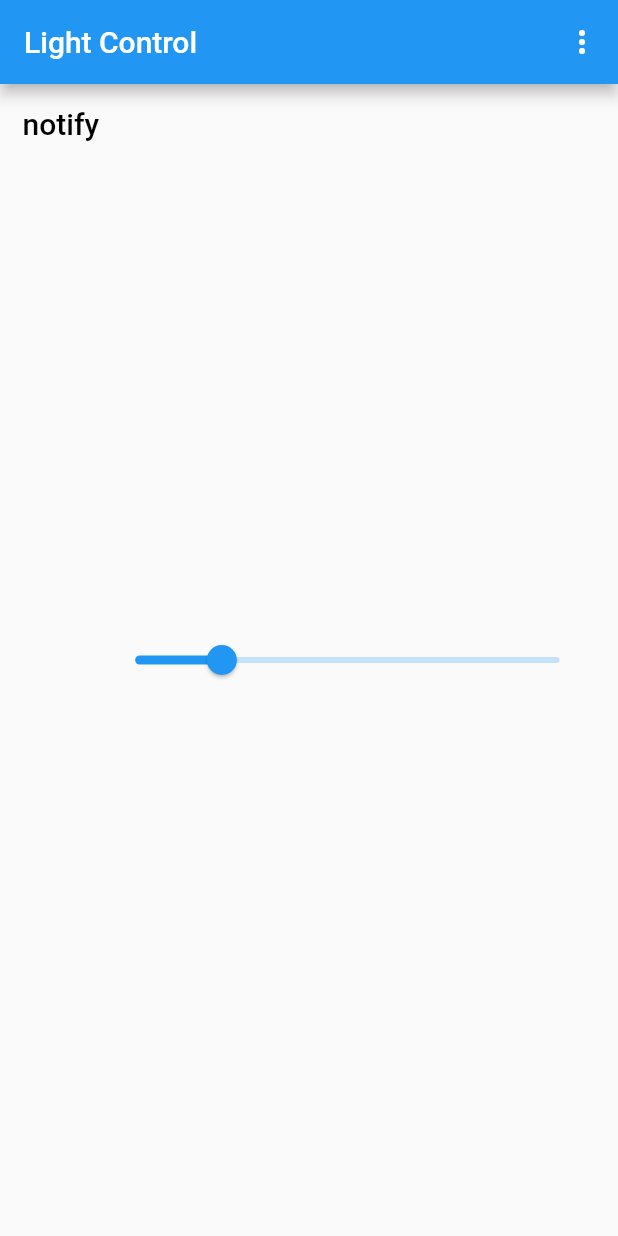
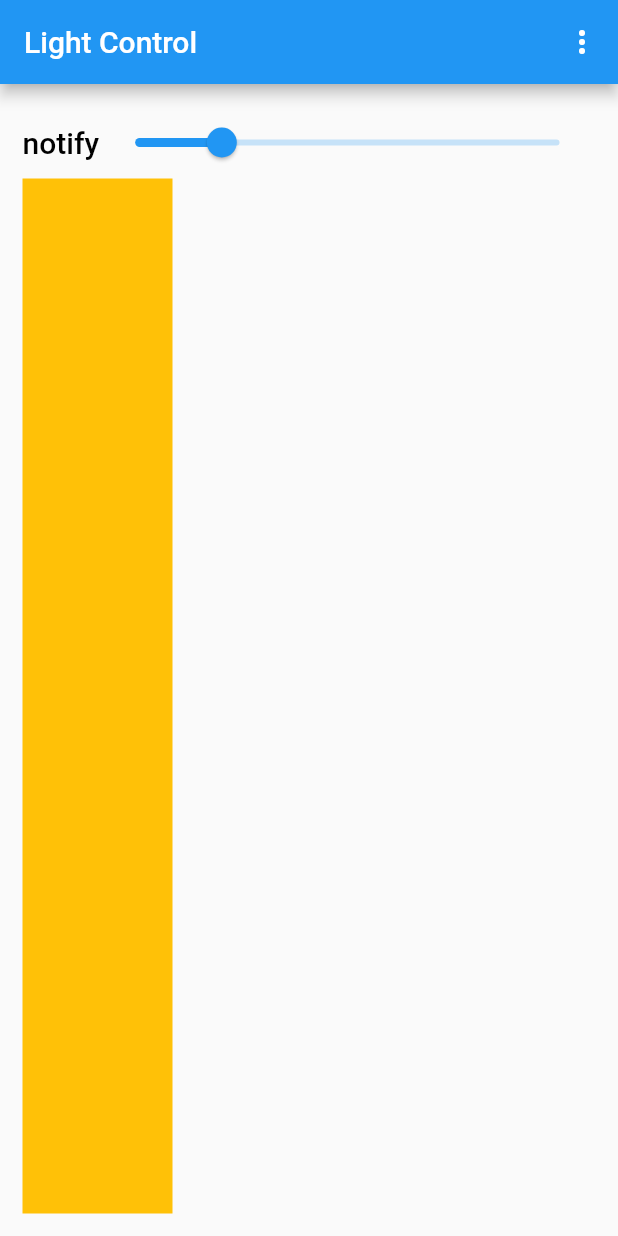
Before and after one commit to jrhahn/flutter_light_control, a Flutter app: the screen it shows after launch, on a phone screen of 412 x 824 dp. Run offline on Flutter 3.47's test engine with Material 2 defaults, Android fonts, the phone set to English and light mode, and no system bars; our stand-ins replace shared_preferences; missing offline and left inert: dart:html.

Commit message:
acceptable layout

```diff
--- a/lib/screen/main.dart
+++ b/lib/screen/main.dart
@@ -19,7 +19,8 @@ class MainScreen extends StatefulWidget {
 }
 
 class _MainScreenState extends State<MainScreen> {
-  final ValueNotifier<String> _lightConfigurationNotify = ValueNotifier<String>("notify");
+  final ValueNotifier<String> _lightConfigurationNotify =
+      ValueNotifier<String>("notify");
 
   @override
   void initState() {
@@ -33,8 +34,9 @@ class _MainScreenState extends State<MainScreen> {
 
     final lightConfigurationJson = prefs.getString('lightConfiguration');
 
-    if(lightConfigurationJson != null) {
-      _lightConfigurationNotify.value = "${LightConfiguration.fromJson(jsonDecode(lightConfigurationJson))}";
+    if (lightConfigurationJson != null) {
+      _lightConfigurationNotify.value =
+          "${LightConfiguration.fromJson(jsonDecode(lightConfigurationJson))}";
     }
   }
 
@@ -47,9 +49,10 @@ class _MainScreenState extends State<MainScreen> {
               switch (item) {
                 case Menu.itemSetting:
                   {
-                    Navigator.pushNamed(context, Screen.lightSetup).then((_) => setState(() {
-                        _loadValue();
-                    }));
+                    Navigator.pushNamed(context, Screen.lightSetup)
+                        .then((_) => setState(() {
+                              _loadValue();
+                            }));
                   }
               }
             },
@@ -66,14 +69,19 @@ class _MainScreenState extends State<MainScreen> {
   Widget buildBody() {
     return Container(
       padding: EdgeInsets.all(15.0),
-      child: Row(
+      child: Column(
         crossAxisAlignment: CrossAxisAlignment.start,
         mainAxisAlignment: MainAxisAlignment.center,
         children: <Widget>[
-          lightNameWidget(),
-          const Expanded(
-              child:
-              LightSlider(),
+          Row(children: <Widget>[
+            lightNameWidget(),
+            Expanded(child: LightSlider()),
+          ]),
+          Expanded(
+            child: Container(
+              color: Colors.amber,
+              width: 100,
+            ),
           ),
         ],
       ),
```
